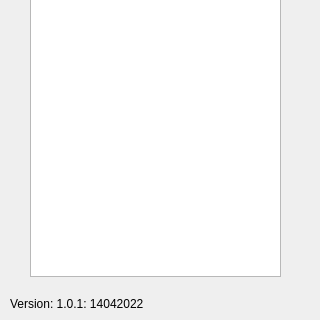
Above: Contafolio.ui from normanagudelo/ContaFolios before the change; both pictures show x 0 to 320 and y 254 to 574 of the 320 by 574 pixel window. Below: the same form after it.
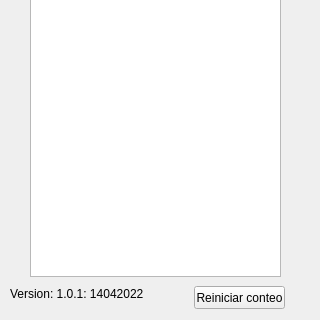
That is the form after the change.

Diff of the .ui file:
```diff
--- a/Contafolio.ui
+++ b/Contafolio.ui
@@ -76,7 +76,7 @@
    <property name="geometry">
     <rect>
      <x>10</x>
-     <y>550</y>
+     <y>540</y>
      <width>151</width>
      <height>16</height>
     </rect>
@@ -98,6 +98,19 @@
     <string>Total de folios en carpeta:</string>
    </property>
   </widget>
+  <widget class="QPushButton" name="pushButton_2">
+   <property name="geometry">
+    <rect>
+     <x>194</x>
+     <y>540</y>
+     <width>91</width>
+     <height>23</height>
+    </rect>
+   </property>
+   <property name="text">
+    <string>Reiniciar conteo</string>
+   </property>
+  </widget>
  </widget>
  <resources/>
  <connections/>
```
